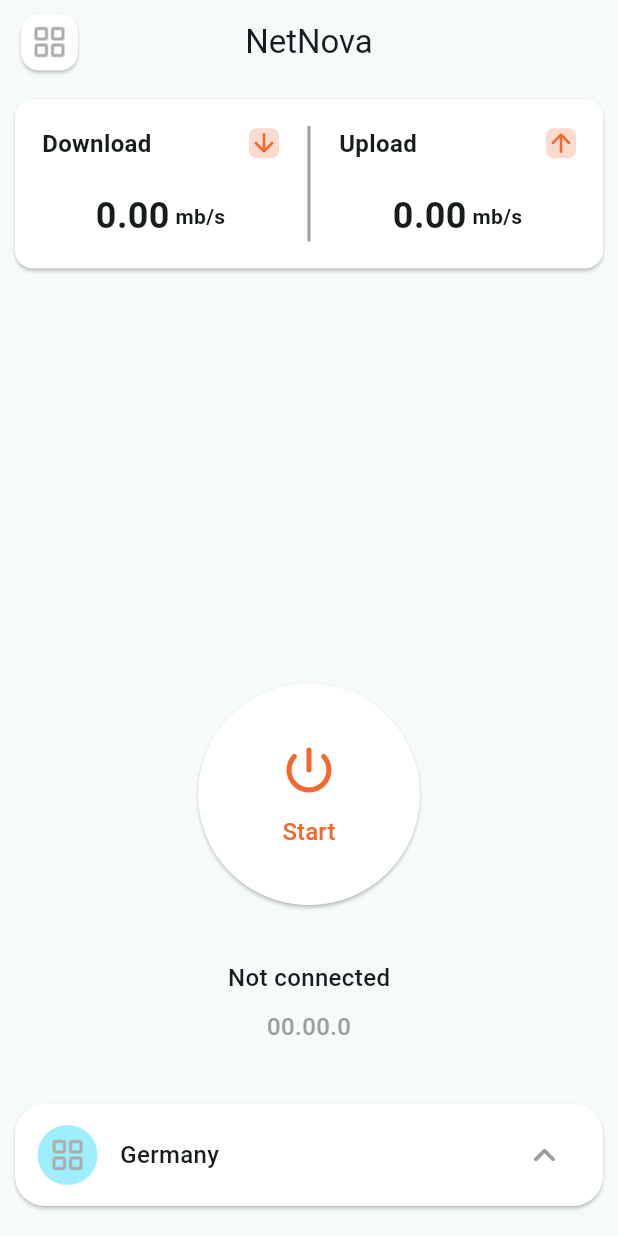
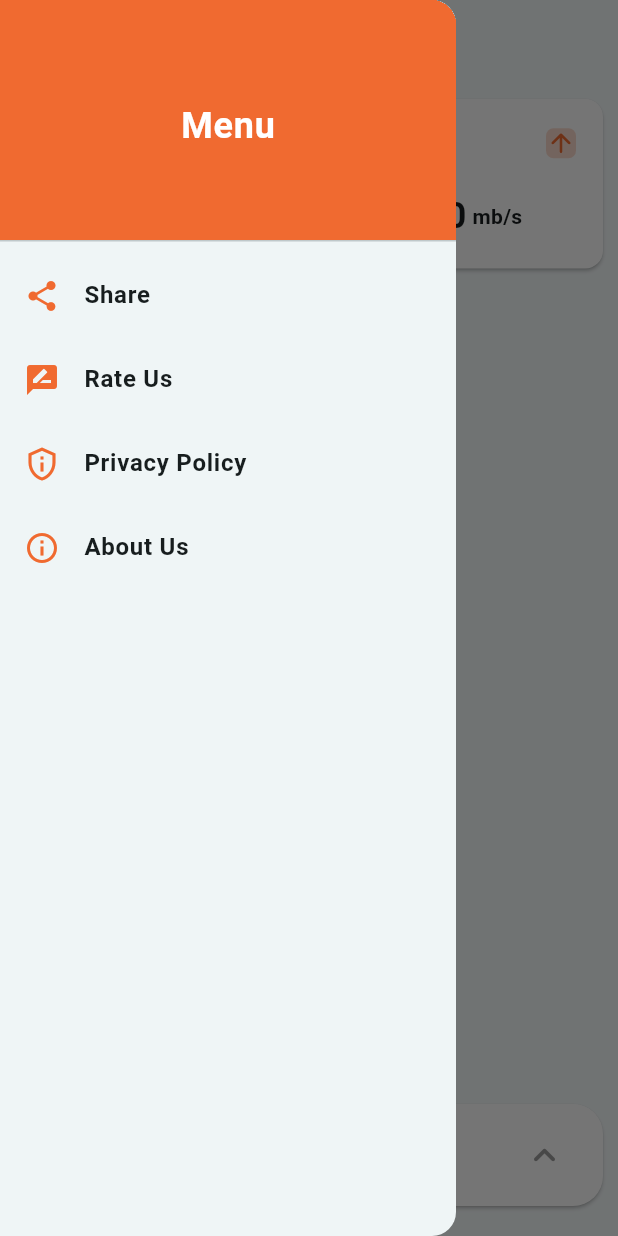
Before and after one commit to SMparthSharma/Net-Nova, a Flutter app: the screen it shows after launch, with the side drawer open (before the commit the screen has no drawer), on a phone screen of 412 x 824 dp. Run offline on Flutter 3.47's test engine with Material 3 defaults, Android fonts, the phone set to English and light mode, and no system bars.

Commit message:
add side drawer

```diff
--- a/lib/home.dart
+++ b/lib/home.dart
@@ -1,4 +1,5 @@
 import 'package:flutter/material.dart';
+import 'package:my_vpn_netnova/menu.dart';
 import 'package:my_vpn_netnova/speed_meter.dart';
 
 class HomePage extends StatefulWidget {
@@ -9,20 +10,26 @@ class HomePage extends StatefulWidget {
 }
 
 class _HomePageState extends State<HomePage> {
+  final GlobalKey<ScaffoldState> _scaffoldKey = GlobalKey<ScaffoldState>();
   @override
   Widget build(BuildContext context) {
     return Scaffold(
+      key: _scaffoldKey,
       appBar: AppBar(
         title: Text('NetNova'),
         centerTitle: true,
         leading: Padding(
           padding: const EdgeInsets.only(left: 10.0, top: 5, bottom: 5),
-          child: Card(
-            color: Colors.white,
-            child: Image.asset('assets/icon/Menu.png'),
+          child: GestureDetector(
+            onTap: () => _scaffoldKey.currentState?.openDrawer(),
+            child: Card(
+              color: Colors.white,
+              child: Image.asset('assets/icon/Menu.png'),
+            ),
           ),
         ),
       ),
+      drawer: Menu(),
       body: Column(
         children: [
           Card(
--- /dev/null
+++ b/lib/menu.dart
@@ -0,0 +1,69 @@
+import 'package:flutter/material.dart';
+
+class Menu extends StatelessWidget {
+  const Menu({super.key});
+
+  @override
+  Widget build(BuildContext context) {
+    return Drawer(
+      child: ListView(
+        padding: EdgeInsets.zero,
+        children: [
+          DrawerHeader(
+            decoration: BoxDecoration(color: Color(0xffF06A30)),
+            child: Center(
+              child: Text(
+                'Menu',
+                style: TextStyle(
+                  color: Colors.white,
+                  fontSize: 24,
+                  fontWeight: FontWeight.bold,
+                ),
+              ),
+            ),
+          ),
+          ListTile(
+            leading: Icon(Icons.share_rounded, color: Color(0xffF06A30)),
+            title: Text(
+              'Share',
+              style: TextStyle(fontSize: 16, fontWeight: FontWeight.bold),
+            ),
+            onTap: () {
+              Navigator.pop(context); // close the drawer
+            },
+          ),
+          ListTile(
+            leading: Icon(Icons.rate_review, color: Color(0xffF06A30)),
+            title: Text(
+              'Rate Us',
+              style: TextStyle(fontSize: 16, fontWeight: FontWeight.bold),
+            ),
+            onTap: () {
+              Navigator.pop(context);
+            },
+          ),
+          ListTile(
+            leading: Icon(Icons.privacy_tip_outlined, color: Color(0xffF06A30)),
+            title: Text(
+              'Privacy Policy',
+              style: TextStyle(fontSize: 16, fontWeight: FontWeight.bold),
+            ),
+            onTap: () {
+              Navigator.pop(context);
+            },
+          ),
+          ListTile(
+            leading: Icon(Icons.info_outlined, color: Color(0xffF06A30)),
+            title: Text(
+              'About Us',
+              style: TextStyle(fontSize: 16, fontWeight: FontWeight.bold),
+            ),
+            onTap: () {
+              Navigator.pop(context);
+            },
+          ),
+        ],
+      ),
+    );
+  }
+}
```
